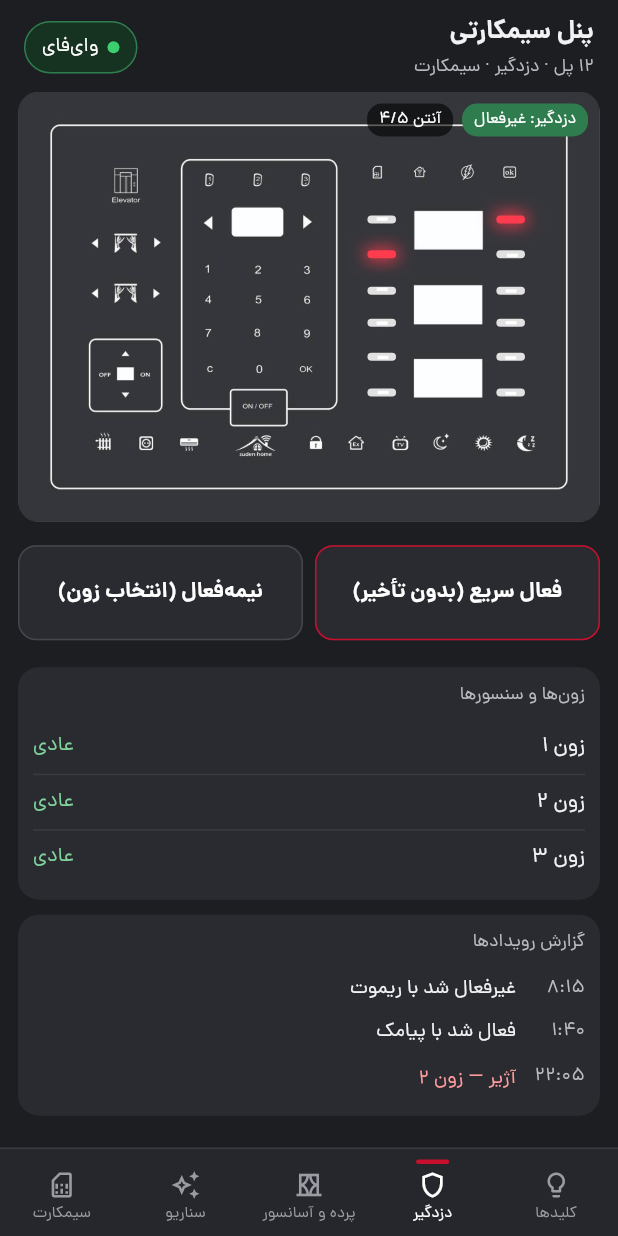
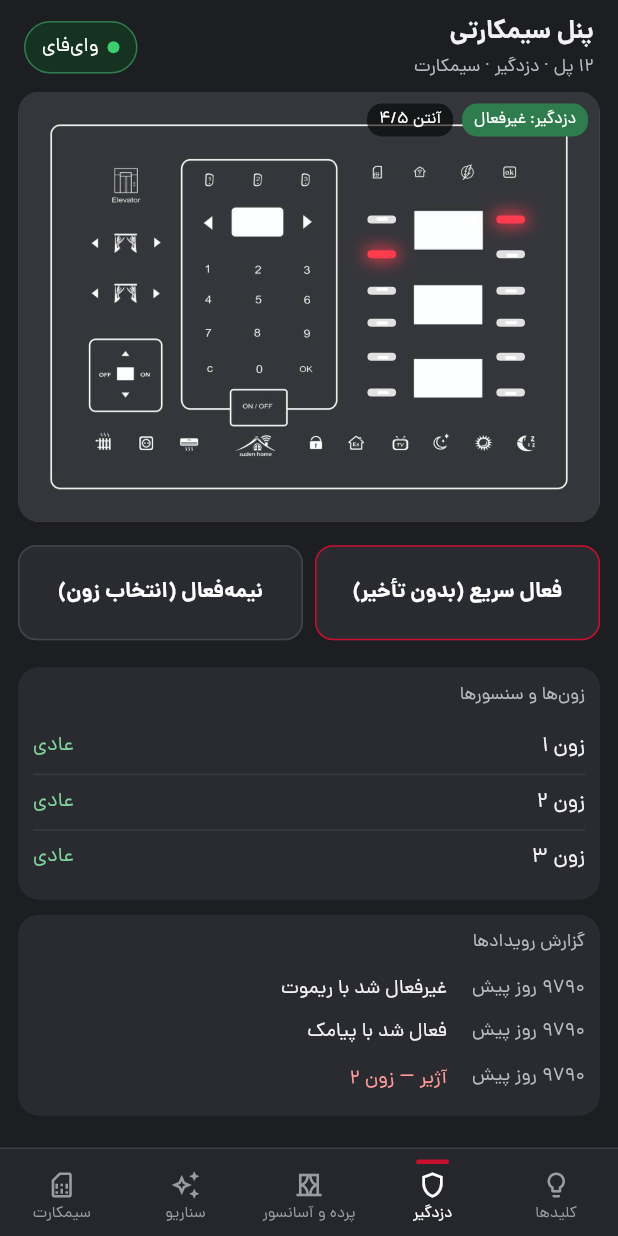
Before and after one commit to alirohhi62-spec/sooden-project, a Flutter app: the Sim12DemoPage screen opened directly, item 4 of the bottom bar chosen, scrolled down 165 dp, on a phone screen of 412 x 824 dp. Run offline on Flutter 3.47's test engine with Material 3 defaults, Android fonts, the phone set to English and light mode, and no system bars; our stand-ins replace animated_toggle_switch, connectivity_plus, device_info_plus, dio, dotted_border, event_bus and 20 more; missing offline and left inert: dart:ffi, mobile_scanner, network_info_plus; accounts and stored records are empty; generated files the repository leaves out were written again.

Commit message:
SIM12: panel clock from the phone, default layout, event times
Co-Authored-By: Claude Opus 5.5 <noreply@anthropic.com>
Claude-Session: https://claude.ai/code/session_0153c7QhJhnAALN7hjPr8zYX

```diff
--- a/lib/sim12/sim12_controller.dart
+++ b/lib/sim12/sim12_controller.dart
@@ -7,6 +7,7 @@ import 'package:get_storage/get_storage.dart';
 import '../data/data_sources/remote_data_sources/socket/connection_keeper.dart';
 import '../data/data_sources/remote_data_sources/socket/socket.dart';
 import '../panel12/panel12_controller.dart';
+import '../sd23/sd23_controller.dart';
 import 'sim12_simulator.dart';
 import 'sim12_sms.dart';
 
@@ -36,7 +37,7 @@ class Sim12Controller extends GetxController {
 
   static const int keyCount = 27;
   static const int protocolMajor = 1;
-  static const String defaultLay = 'LLLLLLLLLLLLLLLSSSSXCMEUWUW';
+  static const String defaultLay = 'LLLLLLLLLLLLLLLSSSSXHMEUWUW';
 
   /// آیا الان صفحه‌ی این پنل نشان داده می‌شود (پنل وصل یا آخرین پنل همین بوده)
   final RxBool active = false.obs;
@@ -148,12 +149,24 @@ class Sim12Controller extends GetxController {
         return 'پرده';
       case 'X':
         return 'خروج';
-      case 'C':
+      case 'H':
         return 'قفل کودک';
+      case 'Z':
+        return 'خواب';
+      case 'E':
+        return 'آسانسور';
+      case 'M':
+        return 'مستر';
+      case 'Q':
+        return 'گروه';
+      case 'K':
+        return 'پمپ کولر';
+      case 'F':
+        return 'کولر کند';
+      case 'G':
+        return 'کولر تند';
       case 'S':
         return 'سناریو';
-      case 'R':
-        return 'رله پرده';
       case '-':
         return 'بدون کار';
     }
@@ -185,7 +198,7 @@ class Sim12Controller extends GetxController {
   void reload() {
     _queue
       ..clear()
-      ..addAll(['@M_LAY', '@K', '@X1Z', '@M_SIM', '@M_EV'])
+      ..addAll([Sd23Controller.clockCommand(), '@M_LAY', '@K', '@X1Z', '@M_SIM', '@M_EV'])
       ..addAll([for (int i = 1; i <= keyCount; i++) '@M_LBL#${_two(i)}']);
     _pump();
   }
@@ -463,7 +476,8 @@ class Sim12Controller extends GetxController {
     if (m.startsWith('LAY#')) {
       var l = m.substring(4);
       if (l.length < keyCount) l = l.padRight(keyCount, '-');
-      lay.value = l.substring(0, keyCount);
+      // پنلی که پروگرامر هنوز نقش کلیدها را ننوشته: همان چیدمان پیش‌فرض
+      lay.value = l.replaceAll('-', '').isEmpty ? defaultLay : l.substring(0, keyCount);
     } else if (m.startsWith('K#')) {
       final v = int.tryParse(m.substring(2), radix: 16);
       if (v != null) {
@@ -616,8 +630,14 @@ class Sim12Event {
 
   bool get isAlarm => type == 3 || type == 6;
 
+  /// ساعت رویداد؛ روز دیگر: «دیروز» یا چند روز پیش. ساعت پنل معلوم نبوده: —
   String get when {
+    if (day == 0 && minute == 0) return '—';
     final h = minute ~/ 60, m = minute % 60;
-    return '${Sim12Controller.faNum(h)}:${Sim12Controller.faNum(m).padLeft(2, '۰')}';
+    final t = '${Sim12Controller.faNum(h)}:${Sim12Controller.faNum(m).padLeft(2, '۰')}';
+    final ago = Sd23Controller.iranDay() - day;
+    if (ago <= 0) return t;
+    if (ago == 1) return 'دیروز $t';
+    return '${Sim12Controller.faNum(ago)} روز پیش';
   }
 }
--- a/lib/sim12/sim12_screen.dart
+++ b/lib/sim12/sim12_screen.dart
@@ -365,7 +365,7 @@ class Sim12Screen extends StatelessWidget {
         title: Text('اسم ${Sim12Controller.defaultName(k)}', style: const TextStyle(color: _text, fontSize: 15)),
         content: TextField(
           controller: t,
-          maxLength: 20,
+          maxLength: 10,
           autofocus: true,
           style: const TextStyle(color: _text),
           decoration: const InputDecoration(hintText: 'مثلاً لوستر سالن', hintStyle: TextStyle(color: _muted)),
@@ -435,7 +435,7 @@ class Sim12Screen extends StatelessWidget {
                   Padding(
                     padding: const EdgeInsets.symmetric(vertical: 5),
                     child: Row(children: [
-                      SizedBox(width: 46, child: Text(e.when, style: const TextStyle(color: _muted, fontSize: 12.5))),
+                      SizedBox(width: 92, child: Text(e.when, style: const TextStyle(color: _muted, fontSize: 12.5))),
                       Expanded(
                           child: Text(e.text,
                               style: TextStyle(color: e.isAlarm ? const Color(0xFFFF9B9B) : _text, fontSize: 13))),
--- a/lib/sim12/sim12_simulator.dart
+++ b/lib/sim12/sim12_simulator.dart
@@ -7,7 +7,7 @@ class Sim12Simulator {
 
   final void Function(List<int>) reply;
 
-  static const String lay = 'LLLLLLLLLLLLLLLSSSSXCMEUWUW';
+  static const String lay = 'LLLLLLLLLLLLLLLSSSSXHMEUWUW';
   int _on = 0x0009;
   int _al = 0, _zones = 0, _open = 0;
   String _code = '1234';
```
